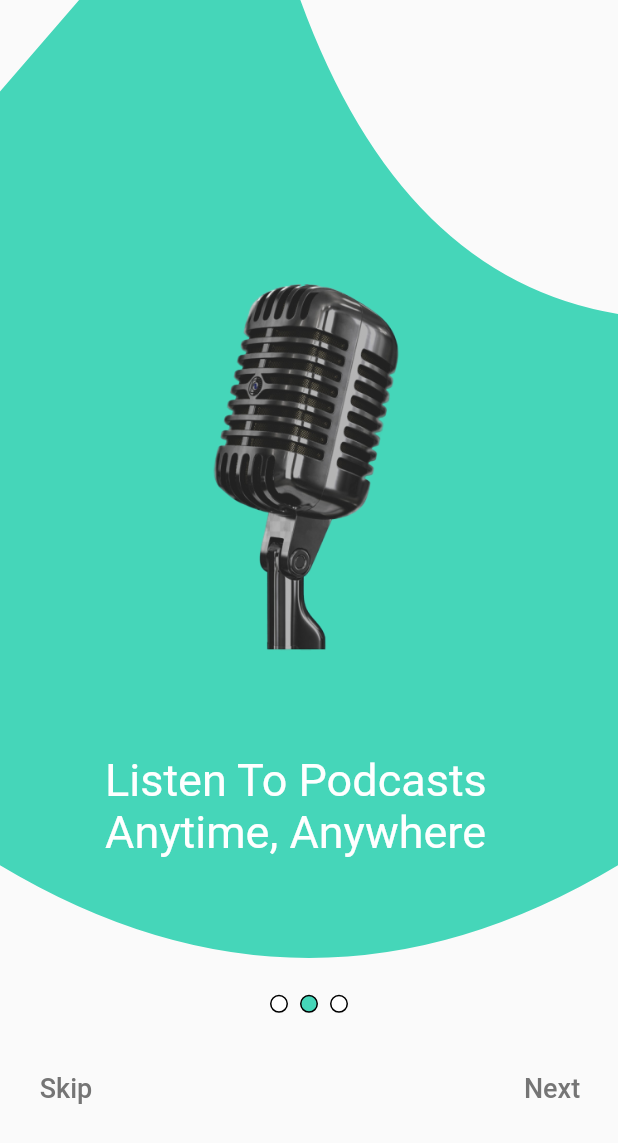
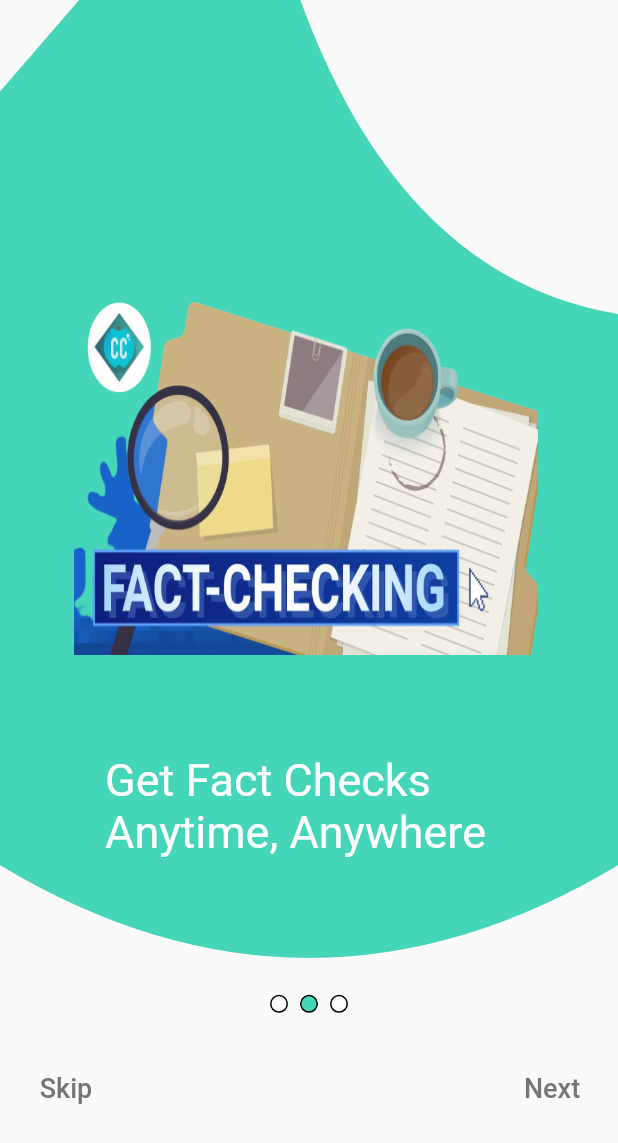
Before and after one commit to nimishbansal/NewsBuster, a Flutter app: the screen it shows after launch, swiped to page 2, on a phone screen of 412 x 824 dp. Shown: the top 1143 px of the screen. Run offline on Flutter 3.47's test engine with Material 2 defaults, Android fonts, the phone set to English and light mode, and no system bars; our stand-ins replace audioplayers, built_collection, built_value, flutter_spinkit, google_fonts, moor and 6 more; generated files the repository leaves out were written again.

Commit message:
change app tour screen from podcast to fact checks

```diff
--- a/lib/src/screens/app_tour/app_initial_tour.dart
+++ b/lib/src/screens/app_tour/app_initial_tour.dart
@@ -14,10 +14,10 @@ class _TourScreen {
 }
 
 /// Pages for the screens thar are displayed in app tour.
-List<_TourScreen> _screens = [
-  _TourScreen(text: "Find Trending And\nAuthentic News", imagePath: '1.png'),
+final List<_TourScreen> _screens = [
+   _TourScreen(text: "Find Trending And\nAuthentic News", imagePath: '1.png'),
   _TourScreen(
-      text: "Listen To Podcasts\nAnytime, Anywhere", imagePath: '2.png'),
+      text: "Get Fact Checks\nAnytime, Anywhere", imagePath: 'Fact-CheckingVerification.png'),
   _TourScreen(text: "Renowned And\nReliable Sources", imagePath: '3.png')
 ];
 
```
Also changed, not shown: assets/Images/app_tour/Fact-CheckingVerification.png (added).
